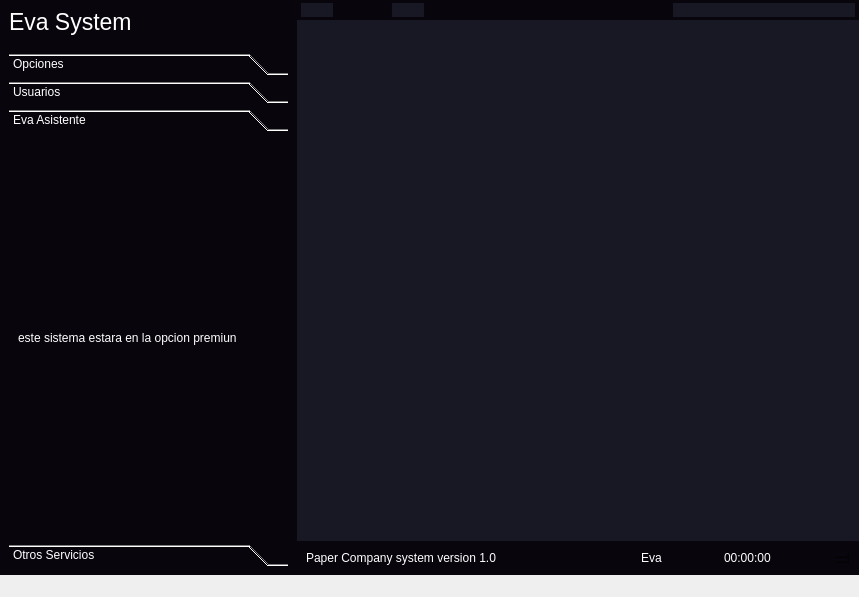
The window that ui/EvaSystem.ui (leonardo2322/Eva) describes before a commit, drawn with Qt 5.
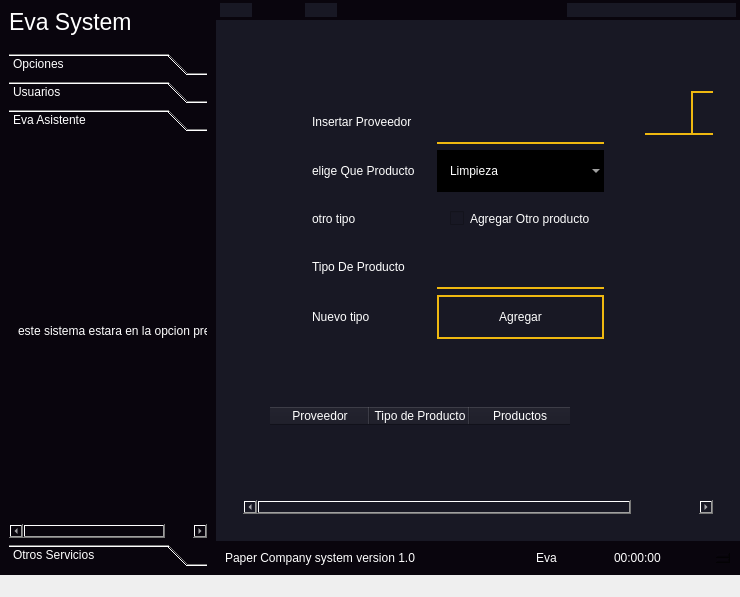
The same window after the commit. The open tabs and pages were chosen to show the change. Icons and pictures are not drawn.

Commit message: table Resize

```diff
--- a/ui/EvaSystem.ui
+++ b/ui/EvaSystem.ui
@@ -6,7 +6,7 @@
    <rect>
     <x>0</x>
     <y>0</y>
-    <width>859</width>
+    <width>740</width>
     <height>597</height>
    </rect>
   </property>
@@ -293,8 +293,8 @@
               <rect>
                <x>0</x>
                <y>0</y>
-               <width>282</width>
-               <height>349</height>
+               <width>240</width>
+               <height>335</height>
               </rect>
              </property>
              <attribute name="icon">
@@ -712,7 +712,296 @@
              <number>5</number>
             </property>
             <widget class="QWidget" name="Domicilios_stk"/>
-            <widget class="QWidget" name="stk_Proveedores"/>
+            <widget class="QWidget" name="stk_Proveedores">
+             <layout class="QVBoxLayout" name="verticalLayout_26">
+              <item>
+               <widget class="QFrame" name="frame_24">
+                <property name="frameShape">
+                 <enum>QFrame::StyledPanel</enum>
+                </property>
+                <property name="frameShadow">
+                 <enum>QFrame::Raised</enum>
+                </property>
+                <layout class="QVBoxLayout" name="verticalLayout_27">
+                 <item>
+                  <widget class="QScrollArea" name="scrollArea_4">
+                   <property name="styleSheet">
+                    <string notr="true">QPushButton{
+	border-radius:30px;
+	border: 2px solid #efb810;
+	padding:7px 0;
+}
+
+QPushButton:hover{
+	background-color: rgba(239,184,16,.5)
+}</string>
+                   </property>
+                   <property name="widgetResizable">
+                    <bool>true</bool>
+                   </property>
+                   <widget class="QWidget" name="scrollAreaWidgetContents_5">
+                    <property name="geometry">
+                     <rect>
+                      <x>0</x>
+                      <y>0</y>
+                      <width>546</width>
+                      <height>439</height>
+                     </rect>
+                    </property>
+                    <layout class="QVBoxLayout" name="verticalLayout_28">
+                     <item>
+                      <widget class="QFrame" name="frame_23">
+                       <property name="acceptDrops">
+                        <bool>true</bool>
+                       </property>
+                       <property name="styleSheet">
+                        <string notr="true">*{
+	padding:13px;
+}
+
+QLineEdit{
+	border-bottom:2px solid #efb810;
+}
+
+QLineEdit:hover{
+	background-color: rgba(9,5,13,.7)	
+}
+QRadioButton,QCheckBox{
+	background-color:rgba(128,128,128,.5);
+	border-radius:50px;
+}
+QDateEdit{
+	background-color:rgba(255,255,255,.3);
+	color:#000
+}</string>
+                       </property>
+                       <property name="frameShape">
+                        <enum>QFrame::StyledPanel</enum>
+                       </property>
+                       <property name="frameShadow">
+                        <enum>QFrame::Raised</enum>
+                       </property>
+                       <layout class="QHBoxLayout" name="horizontalLayout_19">
+                        <item>
+                         <widget class="QFrame" name="frame_25">
+                          <property name="frameShape">
+                           <enum>QFrame::StyledPanel</enum>
+                          </property>
+                          <property name="frameShadow">
+                           <enum>QFrame::Raised</enum>
+                          </property>
+                          <layout class="QHBoxLayout" name="horizontalLayout_20">
+                           <item>
+                            <layout class="QFormLayout" name="formLayout_3">
+                             <item row="0" column="0">
+                              <widget class="QLabel" name="insertarProveedorLabel">
+                               <property name="text">
+                                <string>Insertar Proveedor</string>
+                               </property>
+                              </widget>
+                             </item>
+                             <item row="0" column="1">
+                              <widget class="QLineEdit" name="insertarProveedorLineEdit"/>
+                             </item>
+                             <item row="3" column="0">
+                              <widget class="QLabel" name="tipoDeProductosLabel">
+                               <property name="text">
+                                <string>Tipo De Producto</string>
+                               </property>
+                              </widget>
+                             </item>
+                             <item row="3" column="1">
+                              <widget class="QLineEdit" name="tipoDeProductosLineEdit"/>
+                             </item>
+                             <item row="2" column="0">
+                              <widget class="QLabel" name="otroTipoLabel">
+                               <property name="text">
+                                <string>otro tipo</string>
+                               </property>
+                              </widget>
+                             </item>
+                             <item row="2" column="1">
+                              <widget class="QCheckBox" name="otroTipoCheckBox">
+                               <property name="text">
+                                <string>Agregar Otro producto</string>
+                               </property>
+                              </widget>
+                             </item>
+                             <item row="1" column="0">
+                              <widget class="QLabel" name="eligeQueProductoLabel">
+                               <property name="text">
+                                <string>elige Que Producto</string>
+                               </property>
+                              </widget>
+                             </item>
+                             <item row="1" column="1">
+                              <widget class="QComboBox" name="eligeQueProductoComboBox">
+                               <property name="styleSheet">
+                                <string notr="true">QComboBox{
+	background-color:#000;
+}
+
+QComboBox::BackgroundColorRole{
+	background-color:#000;
+}
+
+QComboBox::FontRole{
+	background-color:#000;
+}</string>
+                               </property>
+                               <property name="editable">
+                                <bool>false</bool>
+                               </property>
+                               <item>
+                                <property name="text">
+                                 <string>Limpieza</string>
+                                </property>
+                               </item>
+                               <item>
+                                <property name="text">
+                                 <string>Alimentos</string>
+                                </property>
+                               </item>
+                               <item>
+                                <property name="text">
+                                 <string>Alimentos enlatados</string>
+                                </property>
+                               </item>
+                               <item>
+                                <property name="text">
+                                 <string>Empaques</string>
+                                </property>
+                               </item>
+                              </widget>
+                             </item>
+                             <item row="4" column="0">
+                              <widget class="QLabel" name="label_6">
+                               <property name="text">
+                                <string>Nuevo tipo</string>
+                               </property>
+                              </widget>
+                             </item>
+                             <item row="4" column="1">
+                              <widget class="QPushButton" name="pushButton_4">
+                               <property name="text">
+                                <string>Agregar</string>
+                               </property>
+                              </widget>
+                             </item>
+                            </layout>
+                           </item>
+                          </layout>
+                         </widget>
+                        </item>
+                        <item alignment="Qt::AlignTop">
+                         <widget class="QFrame" name="frame_26">
+                          <property name="maximumSize">
+                           <size>
+                            <width>16777215</width>
+                            <height>70</height>
+                           </size>
+                          </property>
+                          <property name="frameShape">
+                           <enum>QFrame::StyledPanel</enum>
+                          </property>
+                          <property name="frameShadow">
+                           <enum>QFrame::Raised</enum>
+                          </property>
+                          <layout class="QHBoxLayout" name="horizontalLayout_21">
+                           <property name="spacing">
+                            <number>0</number>
+                           </property>
+                           <property name="leftMargin">
+                            <number>0</number>
+                           </property>
+                           <property name="topMargin">
+                            <number>0</number>
+                           </property>
+                           <property name="rightMargin">
+                            <number>0</number>
+                           </property>
+                           <property name="bottomMargin">
+                            <number>0</number>
+                           </property>
+                           <item>
+                            <widget class="QLineEdit" name="lineEdit_2"/>
+                           </item>
+                           <item>
+                            <widget class="QPushButton" name="pushButton_3">
+                             <property name="text">
+                              <string/>
+                             </property>
+                             <property name="icon">
+                              <iconset resource="../../DomiGPS/icons.qrc">
+                               <normaloff>:/icons/search.svg</normaloff>:/icons/search.svg</iconset>
+                             </property>
+                            </widget>
+                           </item>
+                          </layout>
+                         </widget>
+                        </item>
+                       </layout>
+                      </widget>
+                     </item>
+                     <item>
+                      <widget class="QFrame" name="frame_27">
+                       <property name="frameShape">
+                        <enum>QFrame::StyledPanel</enum>
+                       </property>
+                       <property name="frameShadow">
+                        <enum>QFrame::Raised</enum>
+                       </property>
+                       <layout class="QVBoxLayout" name="verticalLayout_29">
+                        <item>
+                         <widget class="QScrollArea" name="scrollArea_5">
+                          <property name="widgetResizable">
+                           <bool>true</bool>
+                          </property>
+                          <widget class="QWidget" name="scrollAreaWidgetContents_6">
+                           <property name="geometry">
+                            <rect>
+                             <x>0</x>
+                             <y>0</y>
+                             <width>496</width>
+                             <height>86</height>
+                            </rect>
+                           </property>
+                           <layout class="QVBoxLayout" name="verticalLayout_30">
+                            <item>
+                             <widget class="QTableWidget" name="table_proveedor">
+                              <column>
+                               <property name="text">
+                                <string>Proveedor</string>
+                               </property>
+                              </column>
+                              <column>
+                               <property name="text">
+                                <string>Tipo de Producto</string>
+                               </property>
+                              </column>
+                              <column>
+                               <property name="text">
+                                <string>Productos</string>
+                               </property>
+                              </column>
+                             </widget>
+                            </item>
+                           </layout>
+                          </widget>
+                         </widget>
+                        </item>
+                       </layout>
+                      </widget>
+                     </item>
+                    </layout>
+                   </widget>
+                  </widget>
+                 </item>
+                </layout>
+               </widget>
+              </item>
+             </layout>
+            </widget>
             <widget class="QWidget" name="stk_CostosGastos">
              <layout class="QVBoxLayout" name="verticalLayout_10">
               <item>
@@ -1057,32 +1346,45 @@
                  <attribute name="title">
                   <string>ProductosCosto</string>
                  </attribute>
-                 <widget class="QWidget" name="formLayoutWidget">
-                  <property name="geometry">
-                   <rect>
-                    <x>70</x>
-                    <y>50</y>
-                    <width>160</width>
-                    <height>80</height>
-                   </rect>
-                  </property>
-                  <layout class="QFormLayout" name="formLayout_3">
-                   <item row="0" column="0">
-                    <widget class="QLabel" name="panLabel">
-                     <property name="text">
-                      <string>pan</string>
-                     </property>
-                    </widget>
-                   </item>
-                   <item row="0" column="1">
-                    <widget class="QLineEdit" name="panLineEdit">
-                     <property name="text">
-                      <string>10$</string>
-                     </property>
-                    </widget>
-                   </item>
-                  </layout>
-                 </widget>
+                 <layout class="QVBoxLayout" name="verticalLayout_23">
+                  <item>
+                   <widget class="QFrame" name="frame_22">
+                    <property name="frameShape">
+                     <enum>QFrame::StyledPanel</enum>
+                    </property>
+                    <property name="frameShadow">
+                     <enum>QFrame::Raised</enum>
+                    </property>
+                    <layout class="QVBoxLayout" name="verticalLayout_24">
+                     <item>
+                      <widget class="QScrollArea" name="scrollArea_3">
+                       <property name="widgetResizable">
+                        <bool>true</bool>
+                       </property>
+                       <widget class="QWidget" name="scrollAreaWidgetContents_3">
+                        <property name="geometry">
+                         <rect>
+                          <x>0</x>
+                          <y>0</y>
+                          <width>430</width>
+                          <height>396</height>
+                         </rect>
+                        </property>
+                        <layout class="QVBoxLayout" name="verticalLayout_25">
+                         <item>
+                          <widget class="QStackedWidget" name="stackedWidget_2">
+                           <widget class="QWidget" name="stk2_PaginaPrincipal"/>
+                           <widget class="QWidget" name="page_2"/>
+                          </widget>
+                         </item>
+                        </layout>
+                       </widget>
+                      </widget>
+                     </item>
+                    </layout>
+                   </widget>
+                  </item>
+                 </layout>
                 </widget>
                </widget>
               </item>
```
Left out of the diff: 18 changed lines with no effect on the pictures. The commit also changes 1 other file.
